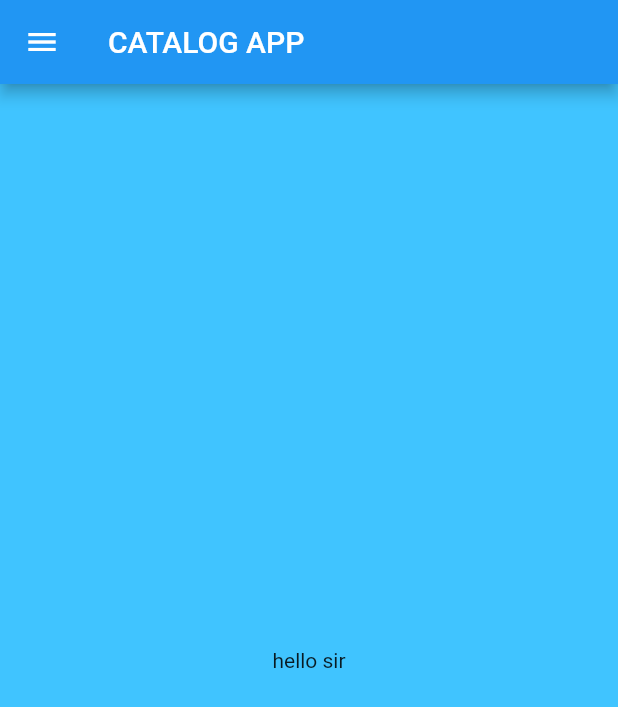
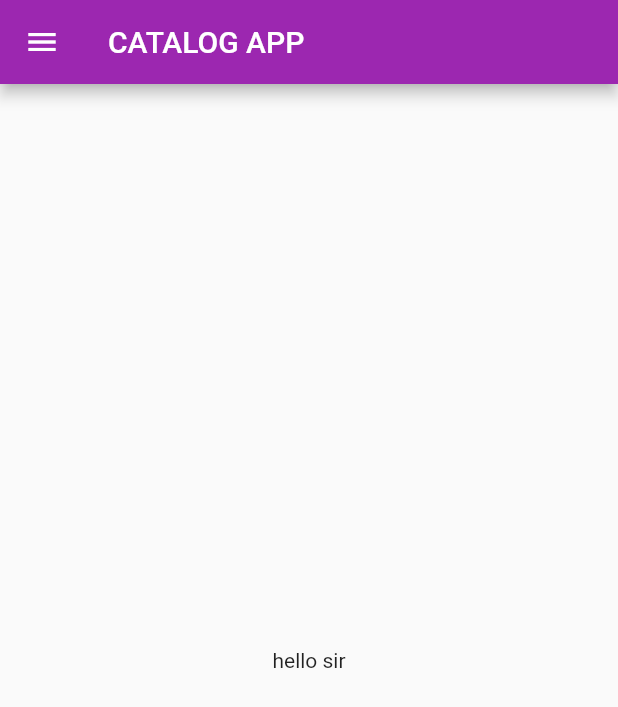
Before and after one commit to Paradicea/flutter30d, a Flutter app: the screen it shows after launch, on a phone screen of 412 x 824 dp. Shown: the top 707 px of the screen. Run offline on Flutter 3.47's test engine with Material 2 defaults, Android fonts, the phone set to English and light mode, and no system bars.

Commit message:
day3 complete

```diff
--- a/lib/main.dart
+++ b/lib/main.dart
@@ -1,21 +1,31 @@
 import 'package:flutter/material.dart';
-import 'package:flutter_catalog/home_page.dart';
+import 'package:flutter_catalog/pages/home_page.dart';
+import 'package:flutter_catalog/pages/login_page.dart';
 
 void main() {
   runApp(MyApp());
 }
 
 class MyApp extends StatelessWidget {
-  const MyApp({ Key? key }) : super(key: key);
+  const MyApp({Key? key}) : super(key: key);
 
   @override
   Widget build(BuildContext context) {
 
-    return MaterialApp(
-      home: Home_Page()
+    return  MaterialApp(
+      initialRoute: "home",
+      routes: { "/":(context)=>LoginPage(),
+                "home":(context)=>Home_Page(),
+      },
+
+      //home: Home_Page(),
+      theme: ThemeData(
+        primarySwatch: Colors.purple,
+      ),
+      themeMode: ThemeMode.light,
+      darkTheme: ThemeData(
+        brightness: Brightness.dark,
+      ),
     );
   }
-
-
-
 }
--- a/lib/home_page.dart
+++ b/lib/pages/home_page.dart
@@ -10,7 +10,7 @@ class Home_Page extends StatelessWidget {
         title: Text("CATALOG APP"),
       ),
       body: Material(
-          color: Colors.lightBlueAccent,
+          color: null,
           child: Center(
             child: Container(
               child: Text("hello sir"),
```
Also changed, not shown: lib/pages/login_page.dart (added, +13 -0 lines).
